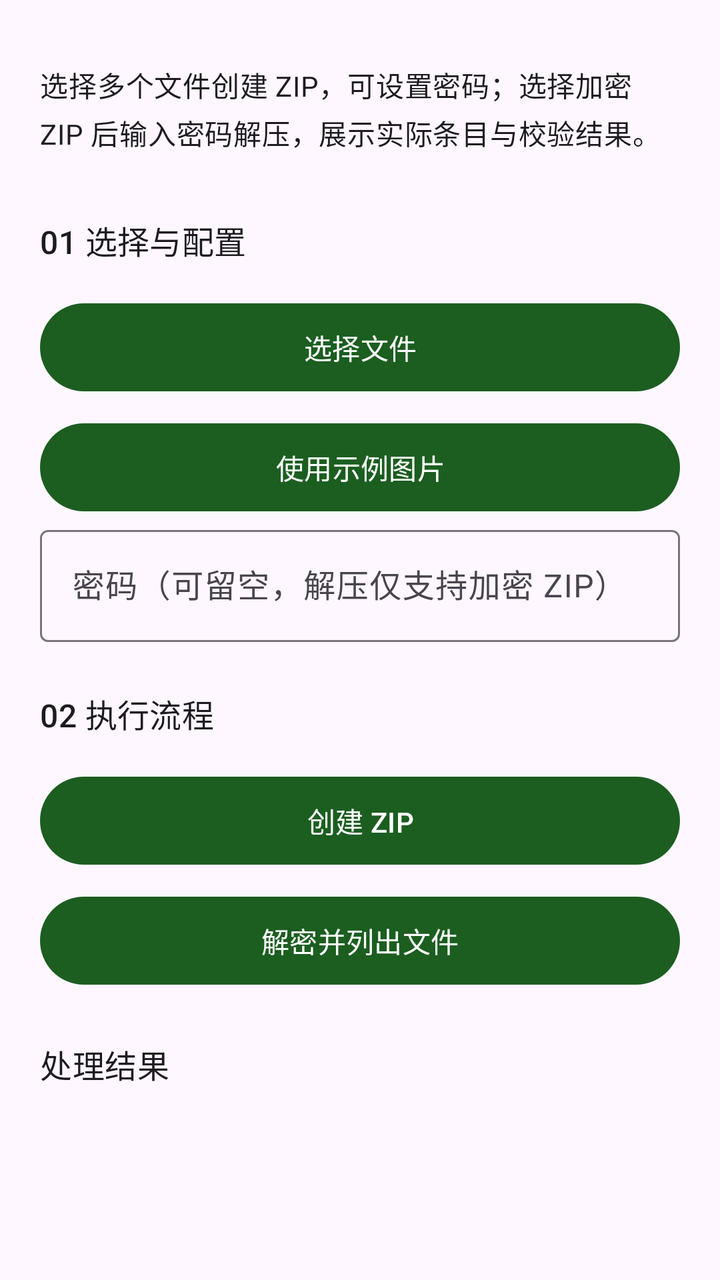
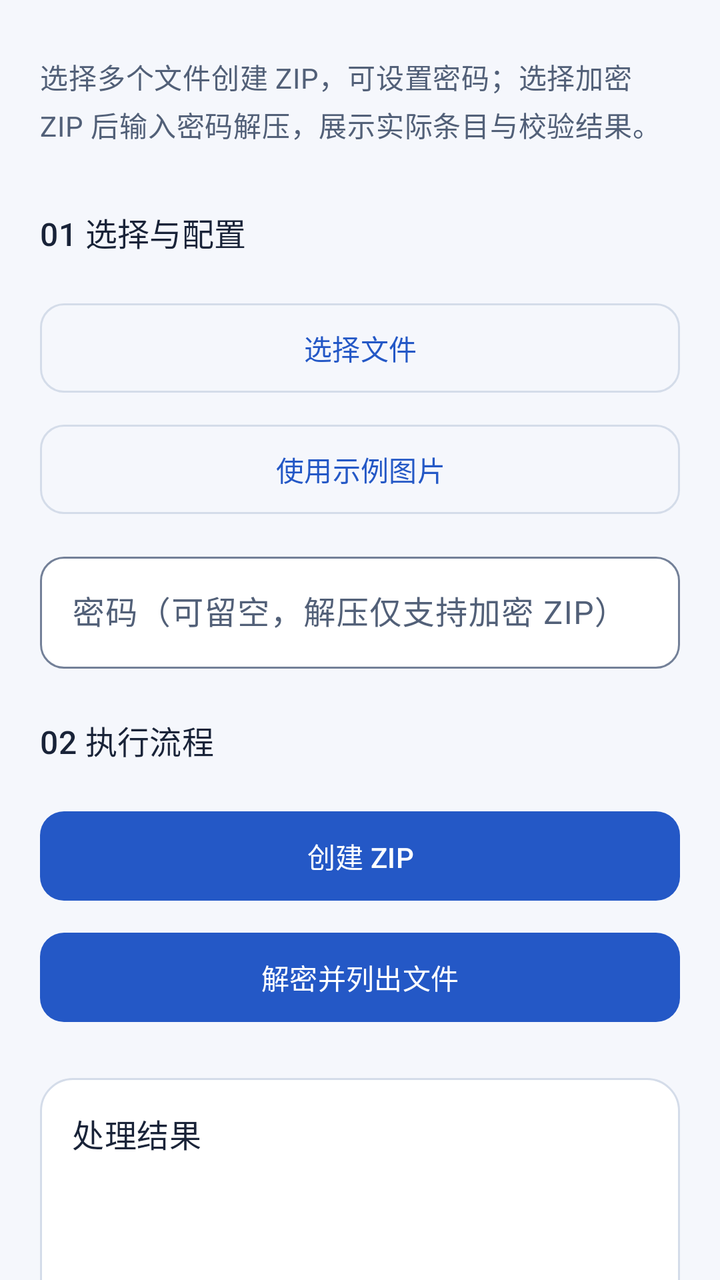

Compare the two renders of this Android layout. The source of the first and the diff that turns it into the second are given below.
<!-- AndroidManifest.xml: another module's application theme Theme.DevLib -->
<!-- res/layout/demo_archive.xml -->
<?xml version='1.0' encoding='utf-8'?>
<ScrollView xmlns:android="http://schemas.android.com/apk/res/android" android:layout_width="match_parent" android:layout_height="match_parent" android:fillViewport="true" android:scrollbars="none" android:clipToPadding="false">
    <LinearLayout style="@style/Demo.Page">
        <TextView style="@style/Demo.Label" android:text="@string/demo_archive_intro" />
        <TextView style="@style/Demo.Heading" android:text="@string/demo_archive_input" />
        <com.google.android.material.button.MaterialButton android:id="@+id/choose" style="@style/Demo.Button" android:text="@string/demo_choose" />
        <com.google.android.material.button.MaterialButton android:id="@+id/sample" style="@style/Demo.Button" android:text="@string/demo_sample" />
        <com.google.android.material.textfield.TextInputLayout android:layout_width="match_parent" android:layout_height="wrap_content" android:hint="@string/demo_archive_password">
            <com.google.android.material.textfield.TextInputEditText android:id="@+id/password" style="@style/Demo.Input" android:inputType="textPassword" android:text="@string/demo_archive_password_value" android:saveEnabled="false" />
        </com.google.android.material.textfield.TextInputLayout>
        <TextView style="@style/Demo.Heading" android:text="@string/demo_archive_execute" />
        <com.google.android.material.button.MaterialButton android:id="@+id/compress" style="@style/Demo.Button" android:text="@string/demo_archive_compress" />
        <com.google.android.material.button.MaterialButton android:id="@+id/extract" style="@style/Demo.Button" android:text="@string/demo_archive_extract" />
        <include android:id="@+id/result" layout="@layout/demo_output" />
    </LinearLayout>
</ScrollView>
<!-- res/layout/demo_output.xml (included above) -->
<?xml version='1.0' encoding='utf-8'?>
<LinearLayout xmlns:android="http://schemas.android.com/apk/res/android" style="@style/Demo.Page" android:padding="0dp">
    <TextView style="@style/Demo.Heading" android:text="@string/demo_output" />
    <TextView android:id="@+id/inputs" style="@style/Demo.Label" android:textIsSelectable="true" />
    <ImageView android:id="@+id/inputPreview" android:layout_width="match_parent" android:layout_height="200dp" android:scaleType="fitCenter" android:contentDescription="@string/workspace_original" android:visibility="gone" />
    <ProgressBar android:id="@+id/progress" style="?android:attr/progressBarStyleHorizontal" android:layout_width="match_parent" android:layout_height="wrap_content" android:visibility="gone" />
    <TextView android:id="@+id/message" style="@style/Demo.Label" android:textIsSelectable="true" />
    <ImageView android:id="@+id/preview" android:layout_width="match_parent" android:layout_height="wrap_content" android:adjustViewBounds="true" android:maxHeight="360dp" android:contentDescription="@string/demo_preview" android:visibility="gone" />
    <com.google.android.material.button.MaterialButton android:id="@+id/cancel" style="@style/Demo.Button" android:text="@string/demo_cancel" android:visibility="gone" />
    <LinearLayout android:layout_width="match_parent" android:layout_height="wrap_content" android:orientation="horizontal">
        <com.google.android.material.button.MaterialButton android:id="@+id/open" style="@style/Demo.Button" android:layout_width="0dp" android:layout_weight="1" android:text="@string/demo_open" />
        <com.google.android.material.button.MaterialButton android:id="@+id/share" style="@style/Demo.Button" android:layout_width="0dp" android:layout_weight="1" android:text="@string/demo_share" />
    </LinearLayout>
    <com.google.android.material.button.MaterialButton android:id="@+id/save" style="@style/Demo.Button" android:text="@string/workspace_save" />
    <com.google.android.material.button.MaterialButton android:id="@+id/continueWith" style="@style/Demo.Button" android:text="@string/workspace_continue" />
</LinearLayout>
<!-- resources referenced by this layout -->
<resources>
  <style name="Demo.Button" parent="">
          <item name="android:layout_width">match_parent</item>
          <item name="android:layout_height">wrap_content</item>
          <item name="android:minHeight">52dp</item>
          <item name="android:layout_marginTop">8dp</item>
      </style>
  <style name="Demo.Heading" parent="Demo.Label">
          <item name="android:textAppearance">?attr/textAppearanceTitleMedium</item>
          <item name="android:layout_marginTop">24dp</item>
      </style>
  <style name="Demo.Input" parent="">
          <item name="android:layout_width">match_parent</item>
          <item name="android:layout_height">wrap_content</item>
          <item name="android:minHeight">56dp</item>
          <item name="android:layout_marginTop">8dp</item>
          <item name="android:importantForAutofill">no</item>
      </style>
  <style name="Demo.Label" parent="">
          <item name="android:layout_width">match_parent</item>
          <item name="android:layout_height">wrap_content</item>
          <item name="android:textAppearance">?attr/textAppearanceBodyMedium</item>
          <item name="android:layout_marginTop">12dp</item>
          <item name="android:layout_marginBottom">8dp</item>
      </style>
  <style name="Demo.Page" parent="">
          <item name="android:orientation">vertical</item>
          <item name="android:padding">20dp</item>
          <item name="android:layout_width">match_parent</item>
          <item name="android:layout_height">wrap_content</item>
      </style>
  <style name="Theme.DevLib" parent="Theme.Material3.DayNight.NoActionBar">
          <item name="colorPrimary">@color/primary</item>
          <item name="colorOnPrimary">@color/on_primary</item>
          <item name="android:statusBarColor">@android:color/transparent</item>
          <item name="android:navigationBarColor">@android:color/transparent</item>
          <item name="android:windowLightStatusBar">true</item>
          <item name="android:windowLightNavigationBar">true</item>
          <item name="android:enforceNavigationBarContrast">false</item>
      </style>
  <color name="primary">#1B5E20</color>
  <color name="on_primary">#FFFFFF</color>
  <!-- unchanged entries left out for length: 17 -->
</resources>

<!-- the commit's change to res/layout/demo_archive.xml (unified diff, before → after) -->
@@ -5,28 +5,28 @@
         <TextView style="@style/Demo.Heading" android:text="@string/demo_archive_input" />
         <com.google.android.material.button.MaterialButton android:id="@+id/choose" style="@style/Demo.Button" android:text="@string/demo_choose" />
         <com.google.android.material.button.MaterialButton android:id="@+id/sample" style="@style/Demo.Button" android:text="@string/demo_sample" />
-        <com.google.android.material.textfield.TextInputLayout android:layout_width="match_parent" android:layout_height="wrap_content" android:hint="@string/demo_archive_password">
+        <com.google.android.material.textfield.TextInputLayout style="@style/Demo.TextInputLayout" android:layout_width="match_parent" android:layout_height="wrap_content" android:hint="@string/demo_archive_password">
             <com.google.android.material.textfield.TextInputEditText android:id="@+id/password" style="@style/Demo.Input" android:inputType="textPassword" android:text="@string/demo_archive_password_value" android:saveEnabled="false" />
         </com.google.android.material.textfield.TextInputLayout>
         <TextView style="@style/Demo.Heading" android:text="@string/demo_archive_execute" />
-        <com.google.android.material.button.MaterialButton android:id="@+id/compress" style="@style/Demo.Button" android:text="@string/demo_archive_compress" />
-        <com.google.android.material.button.MaterialButton android:id="@+id/extract" style="@style/Demo.Button" android:text="@string/demo_archive_extract" />
+        <com.google.android.material.button.MaterialButton android:id="@+id/compress" style="@style/Demo.Button.Primary" android:text="@string/demo_archive_compress" />
+        <com.google.android.material.button.MaterialButton android:id="@+id/extract" style="@style/Demo.Button.Primary" android:text="@string/demo_archive_extract" />
         <include android:id="@+id/result" layout="@layout/demo_output" />
     </LinearLayout>
 </ScrollView>
 <!-- res/layout/demo_output.xml (included above) -->
 <?xml version='1.0' encoding='utf-8'?>
-<LinearLayout xmlns:android="http://schemas.android.com/apk/res/android" style="@style/Demo.Page" android:padding="0dp">
-    <TextView style="@style/Demo.Heading" android:text="@string/demo_output" />
+<LinearLayout xmlns:android="http://schemas.android.com/apk/res/android" style="@style/Demo.Page" android:padding="16dp" android:layout_marginTop="24dp" android:background="@drawable/demo_result_surface">
+    <TextView style="@style/Demo.Heading" android:layout_marginTop="0dp" android:text="@string/demo_output" />
     <TextView android:id="@+id/inputs" style="@style/Demo.Label" android:textIsSelectable="true" />
     <ImageView android:id="@+id/inputPreview" android:layout_width="match_parent" android:layout_height="200dp" android:scaleType="fitCenter" android:contentDescription="@string/workspace_original" android:visibility="gone" />
     <ProgressBar android:id="@+id/progress" style="?android:attr/progressBarStyleHorizontal" android:layout_width="match_parent" android:layout_height="wrap_content" android:visibility="gone" />
-    <TextView android:id="@+id/message" style="@style/Demo.Label" android:textIsSelectable="true" />
+    <TextView android:id="@+id/message" style="@style/Demo.Label" android:accessibilityLiveRegion="polite" android:textIsSelectable="true" />
     <ImageView android:id="@+id/preview" android:layout_width="match_parent" android:layout_height="wrap_content" android:adjustViewBounds="true" android:maxHeight="360dp" android:contentDescription="@string/demo_preview" android:visibility="gone" />
-    <com.google.android.material.button.MaterialButton android:id="@+id/cancel" style="@style/Demo.Button" android:text="@string/demo_cancel" android:visibility="gone" />
+    <com.google.android.material.button.MaterialButton android:id="@+id/cancel" style="@style/Demo.Button.Danger" android:text="@string/demo_cancel" android:visibility="gone" />
     <LinearLayout android:layout_width="match_parent" android:layout_height="wrap_content" android:orientation="horizontal">
-        <com.google.android.material.button.MaterialButton android:id="@+id/open" style="@style/Demo.Button" android:layout_width="0dp" android:layout_weight="1" android:text="@string/demo_open" />
-        <com.google.android.material.button.MaterialButton android:id="@+id/share" style="@style/Demo.Button" android:layout_width="0dp" android:layout_weight="1" android:text="@string/demo_share" />
+        <com.google.android.material.button.MaterialButton android:id="@+id/open" style="@style/Demo.Button.Primary" android:layout_marginEnd="4dp" android:layout_width="0dp" android:layout_weight="1" android:text="@string/demo_open" />
+        <com.google.android.material.button.MaterialButton android:id="@+id/share" style="@style/Demo.Button" android:layout_marginStart="4dp" android:layout_width="0dp" android:layout_weight="1" android:text="@string/demo_share" />
     </LinearLayout>
     <com.google.android.material.button.MaterialButton android:id="@+id/save" style="@style/Demo.Button" android:text="@string/workspace_save" />
     <com.google.android.material.button.MaterialButton android:id="@+id/continueWith" style="@style/Demo.Button" android:text="@string/workspace_continue" />
<!-- resource entries referenced after the edit -->
@@ -1,46 +1,130 @@
 <!-- resources referenced by this layout -->
 <resources>
-  <style name="Demo.Button" parent="">
+  <!-- drawable demo_result_surface (drawable) -->
+  <shape xmlns:android="http://schemas.android.com/apk/res/android" android:shape="rectangle">
+      <solid android:color="@color/dev_surface_card" />
+      <corners android:radius="16dp" />
+      <stroke android:width="1dp" android:color="@color/dev_outline_variant" />
+  </shape>
+  <style name="Demo.Button" parent="Widget.Material3.Button.OutlinedButton">
           <item name="android:layout_width">match_parent</item>
           <item name="android:layout_height">wrap_content</item>
-          <item name="android:minHeight">52dp</item>
+          <item name="android:minHeight">48dp</item>
+          <item name="android:minWidth">0dp</item>
           <item name="android:layout_marginTop">8dp</item>
+          <item name="android:textAllCaps">false</item>
+          <item name="cornerRadius">12dp</item>
+          <item name="strokeColor">@color/dev_outline_variant</item>
+          <item name="android:paddingTop">12dp</item>
+          <item name="android:paddingBottom">12dp</item>
+      </style>
+  <style name="Demo.Button.Danger" parent="Demo.Button">
+          <item name="android:textColor">@color/dev_error</item>
+      </style>
+  <style name="Demo.Button.Primary" parent="Widget.Material3.Button">
+          <item name="android:layout_width">match_parent</item>
+          <item name="android:layout_height">wrap_content</item>
+          <item name="android:minHeight">48dp</item>
+          <item name="android:minWidth">0dp</item>
+          <item name="android:layout_marginTop">8dp</item>
+          <item name="android:textAllCaps">false</item>
+          <item name="cornerRadius">12dp</item>
+          <item name="android:paddingTop">12dp</item>
+          <item name="android:paddingBottom">12dp</item>
       </style>
   <style name="Demo.Heading" parent="Demo.Label">
           <item name="android:textAppearance">?attr/textAppearanceTitleMedium</item>
+          <item name="android:textColor">@color/feature_res_on_surface</item>
           <item name="android:layout_marginTop">24dp</item>
+          <item name="android:layout_marginBottom">12dp</item>
+          <item name="android:accessibilityHeading">true</item>
       </style>
   <style name="Demo.Input" parent="">
           <item name="android:layout_width">match_parent</item>
           <item name="android:layout_height">wrap_content</item>
           <item name="android:minHeight">56dp</item>
-          <item name="android:layout_marginTop">8dp</item>
           <item name="android:importantForAutofill">no</item>
       </style>
   <style name="Demo.Label" parent="">
           <item name="android:layout_width">match_parent</item>
           <item name="android:layout_height">wrap_content</item>
           <item name="android:textAppearance">?attr/textAppearanceBodyMedium</item>
-          <item name="android:layout_marginTop">12dp</item>
+          <item name="android:textColor">@color/dev_on_surface_variant</item>
+          <item name="android:lineSpacingExtra">3dp</item>
+          <item name="android:layout_marginTop">8dp</item>
           <item name="android:layout_marginBottom">8dp</item>
       </style>
   <style name="Demo.Page" parent="">
           <item name="android:orientation">vertical</item>
           <item name="android:padding">20dp</item>
+          <item name="android:paddingBottom">32dp</item>
           <item name="android:layout_width">match_parent</item>
           <item name="android:layout_height">wrap_content</item>
       </style>
+  <style name="Demo.TextInputLayout" parent="Widget.Material3.TextInputLayout.OutlinedBox">
+          <item name="android:layout_marginTop">12dp</item>
+          <item name="boxCornerRadiusTopStart">12dp</item>
+          <item name="boxCornerRadiusTopEnd">12dp</item>
+          <item name="boxCornerRadiusBottomStart">12dp</item>
+          <item name="boxCornerRadiusBottomEnd">12dp</item>
+          <item name="boxBackgroundColor">@color/dev_surface_card</item>
+      </style>
   <style name="Theme.DevLib" parent="Theme.Material3.DayNight.NoActionBar">
-          <item name="colorPrimary">@color/primary</item>
-          <item name="colorOnPrimary">@color/on_primary</item>
+          <item name="colorPrimary">@color/dev_primary</item>
+          <item name="colorOnPrimary">@color/dev_on_primary</item>
+          <item name="colorPrimaryContainer">@color/dev_primary_container</item>
+          <item name="colorOnPrimaryContainer">@color/dev_on_primary_container</item>
+          <item name="colorSecondary">@color/dev_secondary</item>
+          <item name="colorOnSecondary">@color/dev_on_secondary</item>
+          <item name="colorSecondaryContainer">@color/dev_secondary_container</item>
+          <item name="colorOnSecondaryContainer">@color/dev_on_secondary_container</item>
+          <item name="colorTertiary">@color/dev_secondary</item>
+          <item name="colorOnTertiary">@color/dev_on_secondary</item>
+          <item name="colorTertiaryContainer">@color/dev_secondary_container</item>
+          <item name="colorOnTertiaryContainer">@color/dev_on_secondary_container</item>
+          <item name="android:colorBackground">@color/feature_res_surface</item>
+          <item name="android:windowBackground">@color/feature_res_surface</item>
+          <item name="colorOnBackground">@color/feature_res_on_surface</item>
+          <item name="colorSurface">@color/dev_surface_card</item>
+          <item name="colorOnSurface">@color/feature_res_on_surface</item>
+          <item name="colorSurfaceVariant">@color/dev_surface_variant</item>
+          <item name="colorOnSurfaceVariant">@color/dev_on_surface_variant</item>
+          <item name="colorSurfaceContainer">@color/dev_surface_card</item>
+          <item name="colorSurfaceContainerLow">@color/dev_surface_card</item>
+          <item name="colorSurfaceContainerHigh">@color/dev_surface_variant</item>
+          <item name="colorOutline">@color/dev_outline</item>
+          <item name="colorOutlineVariant">@color/dev_outline_variant</item>
+          <item name="colorError">@color/dev_error</item>
+          <item name="colorOnError">@color/dev_on_error</item>
+          <item name="colorErrorContainer">@color/dev_error_container</item>
+          <item name="colorOnErrorContainer">@color/dev_on_error_container</item>
+          <item name="textInputStyle">@style/Demo.TextInputLayout</item>
+          <item name="materialButtonStyle">@style/Demo.Button.Primary</item>
+          
+          <item name="android:windowLightStatusBar">@bool/dev_light_system_bars</item>
+          <item name="android:windowLightNavigationBar">@bool/dev_light_system_bars</item>
           <item name="android:statusBarColor">@android:color/transparent</item>
           <item name="android:navigationBarColor">@android:color/transparent</item>
-          <item name="android:windowLightStatusBar">true</item>
-          <item name="android:windowLightNavigationBar">true</item>
-          <item name="android:enforceNavigationBarContrast">false</item>
       </style>
-  <color name="primary">#1B5E20</color>
-  <color name="on_primary">#FFFFFF</color>
+  <color name="dev_surface_card">#FFFFFF</color>
+  <color name="dev_outline_variant">#D4DCE9</color>
+  <color name="dev_error">#B3261E</color>
+  <color name="feature_res_on_surface">#192338</color>
+  <color name="dev_on_surface_variant">#526078</color>
+  <color name="dev_primary">#2458C6</color>
+  <color name="dev_on_primary">#FFFFFF</color>
+  <color name="dev_primary_container">#DFE8FF</color>
+  <color name="dev_on_primary_container">#163567</color>
+  <color name="dev_secondary">#146C70</color>
+  <color name="dev_on_secondary">#FFFFFF</color>
+  <color name="dev_secondary_container">#D8F1F0</color>
+  <color name="dev_on_secondary_container">#124F53</color>
+  <color name="feature_res_surface">#F5F7FC</color>
+  <color name="dev_surface_variant">#E9EDF5</color>
+  <color name="dev_outline">#738098</color>
+  <color name="dev_on_error">#FFFFFF</color>
+  <color name="dev_error_container">#FCE3DF</color>
+  <color name="dev_on_error_container">#761F19</color>
   <!-- unchanged entries left out for length: 17 -->
 </resources>
 
